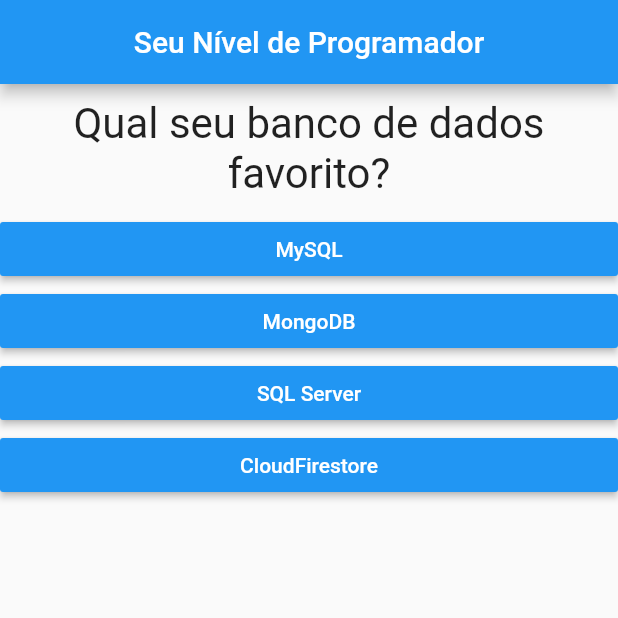
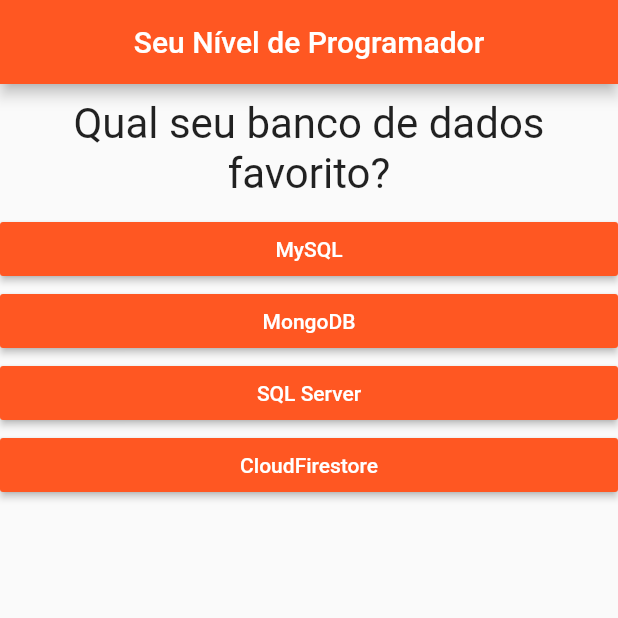
Before and after one commit to BrendowLincoln/seu_nivel_progamador, a Flutter app: the screen it shows after launch, after a tap on "PHP", on a phone screen of 412 x 824 dp, the top half of it. Run offline on Flutter 3.47's test engine with Material 2 defaults, Android fonts, the phone set to English and light mode, and no system bars.

Commit message:
Criando o widget Quiz

```diff
--- a/lib/main.dart
+++ b/lib/main.dart
@@ -1,7 +1,6 @@
 import 'package:flutter/material.dart';
-import 'src/widget/question_widget.dart';
-import 'src/widget/answer_widget.dart';
-
+import 'package:seu_nivel_programador/src/widget/final_answer_widget.dart';
+import 'package:seu_nivel_programador/src/widget/quiz_widget.dart';
 main() {
   runApp(SeuNivelProgramador());
 
@@ -15,22 +14,12 @@ main() {
 
   class SeuNivelProgramadorState extends State<SeuNivelProgramador> {
 
-    var _perguntaSelecionada = 0;
+    var _selectedQuestion = 0;
 
-
-    void _answer() {
-      setState(() {
-        _perguntaSelecionada++;
-    });
-    }
-
-
-
-    Widget build(BuildContext context) {
-      final List<Map<String, Object>> questions = [
+    final _questions = const [
       {
         'texto': 'Qual sua linguagem favorita?',
-          'respostas': ['PHP', 'Dart', 'JavaScrit', 'Flutter']
+        'respostas': ['PHP', 'Dart', 'JavaScrit', 'C#']
       },
       {
         'texto': 'Qual seu banco de dados favorito?',
@@ -42,21 +31,35 @@ main() {
       },
     ];
 
-      List<String> respostas = questions[_perguntaSelecionada]['respostas'];
+
+    void _toAnswer() {
+      if(hasSelectionQuestion) {
+        setState(() {
+          _selectedQuestion++;
+        });
+      }
+      print(_selectedQuestion);
+    }
+
+    bool get hasSelectionQuestion  => _selectedQuestion < _questions.length;
+
+    Widget build(BuildContext context) {
 
       return MaterialApp(
         debugShowCheckedModeBanner: false,
+        theme: ThemeData(primaryColor: Colors.deepOrange),
         home: Scaffold(
             appBar: AppBar(
               centerTitle: true,
               title: Text('Seu Nível de Programador'),
             ),
-            body: Column(
-              children: [
-                QuestionWidget(text: questions[_perguntaSelecionada]['texto']),
-                ...respostas.map((t) => AnswerWidget(text: t, onPressed: _answer,)).toList(),
-              ],
+            body: hasSelectionQuestion
+                ? QuizWidget(
+              questions: _questions,
+              selectedQuestion: _selectedQuestion,
+              toAnswer: _toAnswer,
             )
+            : FinalAnswerWidget()
         ),
       );
     }
--- a/lib/src/widget/answer_widget.dart
+++ b/lib/src/widget/answer_widget.dart
@@ -1,7 +1,7 @@
 import 'package:flutter/material.dart';
 
 class AnswerWidget extends StatelessWidget {
-  final dynamic text;
+  final String text;
   final void Function() onPressed;
 
   AnswerWidget({this.text, this.onPressed});
@@ -12,7 +12,7 @@ class AnswerWidget extends StatelessWidget {
       width: double.infinity,
       child: RaisedButton(
         textColor: Colors.white,
-        color: Colors.blue,
+        color: Colors.deepOrange,
         child: Text(text),
         onPressed: onPressed,
       ),
--- /dev/null
+++ b/lib/src/widget/final_answer_widget.dart
@@ -0,0 +1,12 @@
+import 'package:flutter/material.dart';
+
+class FinalAnswerWidget extends StatelessWidget {
+  @override
+  Widget build(BuildContext context) {
+    return Center(
+      child: Text('Parabéns!!',
+        style: TextStyle(fontSize: 28),
+      ),
+    );
+  }
+}
--- /dev/null
+++ b/lib/src/widget/quiz_widget.dart
@@ -0,0 +1,27 @@
+import 'package:flutter/material.dart';
+import 'package:seu_nivel_programador/src/widget/answer_widget.dart';
+import 'package:seu_nivel_programador/src/widget/question_widget.dart';
+
+class QuizWidget extends StatelessWidget {
+  final List<Map<String, Object>> questions;
+  final int selectedQuestion;
+  final void Function() toAnswer;
+
+  QuizWidget({@required this.questions, @required this.selectedQuestion, @required this.toAnswer,});
+
+  bool get hasSelectionQuestion  => selectedQuestion < questions.length;
+
+  @override
+  Widget build(BuildContext context) {
+
+    List<String> answers = hasSelectionQuestion
+        ? questions[selectedQuestion]['respostas']
+        : null;
+
+    return Column(
+        children: [
+          QuestionWidget(text: questions[selectedQuestion]['texto']),
+          ...answers.map((t) => AnswerWidget(text: t, onPressed: toAnswer,)).toList(),
+        ]);
+  }
+}
```
Lines whose indentation alone changed are shown as unchanged.
